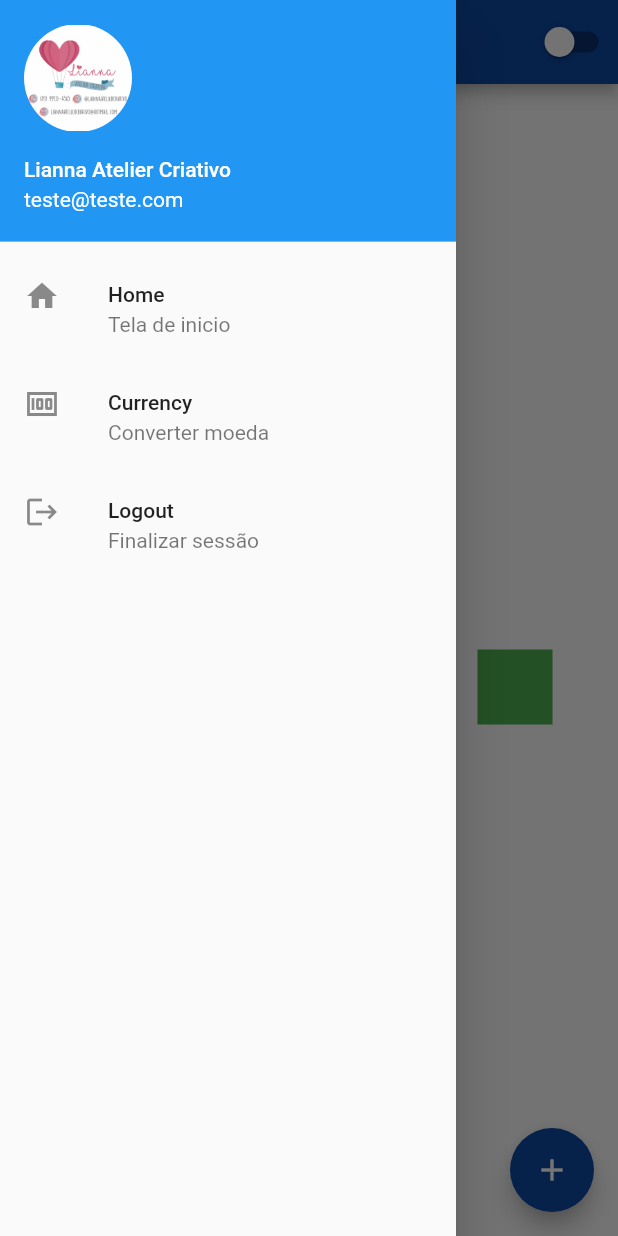
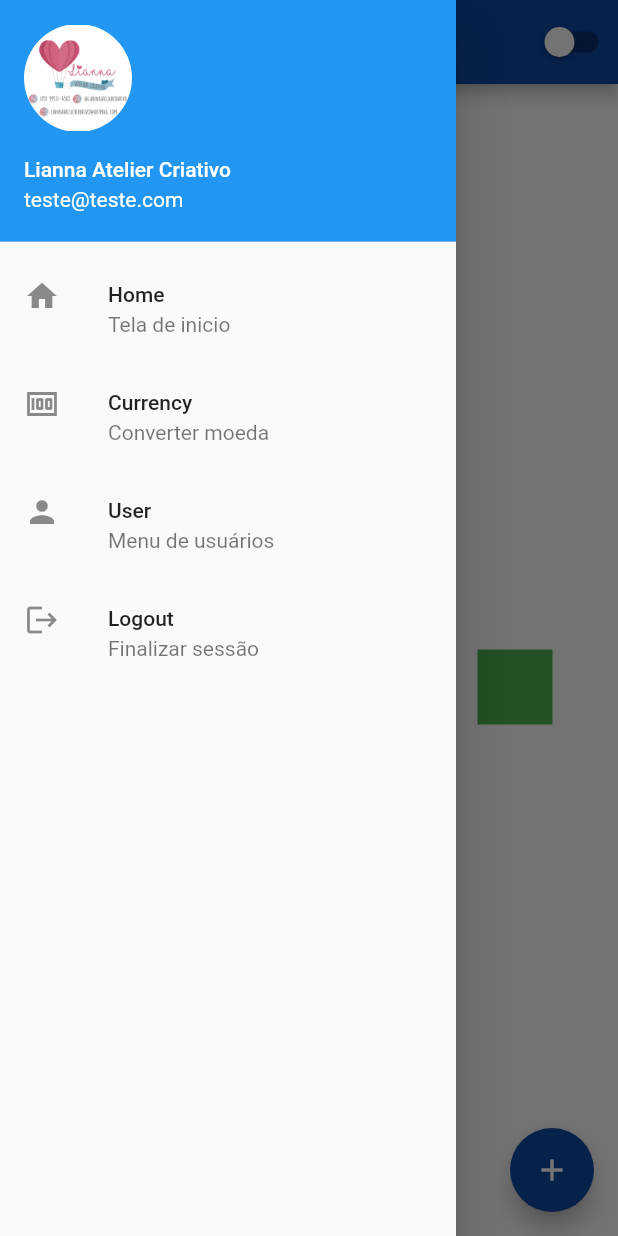
Before and after one commit to L30NARDO/project_x, a Flutter app: the HomeView screen opened by its route, with the side drawer open, on a phone screen of 412 x 824 dp. Run offline on Flutter 3.47's test engine with Material 2 defaults, Android fonts, the phone set to English and light mode, and no system bars.

Commit message:
Create CRUD users  with fake API
Crud is done

```diff
--- a/lib/app/controllers/currency_controller.dart
+++ b/lib/app/controllers/currency_controller.dart
@@ -17,7 +17,7 @@ class CurrencyController {
     fromCurrency = currencies[1];
   }
 
-  void set setToCurrency(CurrencyModel toCurrency) {
+  set setToCurrency(CurrencyModel toCurrency) {
     this.toCurrency = toCurrency;
   }
 
--- /dev/null
+++ b/lib/app/controllers/user_controller.dart
@@ -0,0 +1,59 @@
+import 'dart:math';
+
+import 'package:flutter/cupertino.dart';
+import 'package:project_x/app/data/dummy_users.dart';
+import 'package:project_x/app/models/user_model.dart';
+
+class Users with ChangeNotifier {
+  final Map<String, User> _items = {...DUMMY_USERS};
+
+  List<User> get all {
+    return [..._items.values];
+  }
+
+  int get count {
+    return _items.length;
+  }
+
+  User byIndex(int i) {
+    return _items.values.elementAt(i);
+  }
+
+  void put(User user) {
+    if (user == null) {
+      return;
+    }
+    if (user.id.isNotEmpty && //atualizar
+        user.id.trim().isNotEmpty &&
+        _items.containsKey(user.id)) {
+      _items.update(
+          user.id,
+          (_) => User(
+                id: user.id,
+                name: user.name,
+                email: user.email,
+                avatarUrl: user.avatarUrl,
+              ));
+    } else {
+      //adicionar
+      final id = Random().nextDouble().toString();
+      _items.putIfAbsent(
+          id,
+          () => User(
+                id: id,
+                name: user.name,
+                email: user.email,
+                avatarUrl: user.avatarUrl,
+              ));
+    }
+
+    notifyListeners();
+  }
+
+  void remove(User user) {
+    if (user != null && user.id.isNotEmpty) {
+      _items.remove(user.id);
+    }
+    notifyListeners();
+  }
+}
--- /dev/null
+++ b/lib/app/data/dummy_users.dart
@@ -0,0 +1,22 @@
+import 'package:project_x/app/models/user_model.dart';
+
+const DUMMY_USERS = {
+  '1': const User(
+      id: '1',
+      name: "Leonardo Souza",
+      email: 'Teste@teste.com',
+      avatarUrl:
+          'https://cdn.pixabay.com/photo/2014/11/29/19/33/bald-eagle-550804_960_720.jpg'),
+  '2': const User(
+      id: '2',
+      name: "Lianna Souza",
+      email: 'lianna@teste.com',
+      avatarUrl:
+          'https://cdn.pixabay.com/photo/2017/04/05/10/45/girl-2204622_960_720.jpg'),
+  '3': const User(
+      id: '3',
+      name: "Maria Souza",
+      email: 'maria@teste.com',
+      avatarUrl:
+          'https://cdn.pixabay.com/photo/2015/09/02/12/58/woman-918788_960_720.jpg'),
+};
--- /dev/null
+++ b/lib/app/models/user_model.dart
@@ -0,0 +1,12 @@
+class User {
+  final String id;
+  final String name;
+  final String email;
+  final String avatarUrl;
+
+  const User(
+      {required this.id,
+      required this.name,
+      required this.email,
+      required this.avatarUrl});
+}
--- a/lib/app/views/currency_view.dart
+++ b/lib/app/views/currency_view.dart
@@ -1,7 +1,7 @@
 import 'package:flutter/material.dart';
 import 'package:project_x/app/controllers/currency_controller.dart';
 import 'package:project_x/app/models/currency_model.dart';
-import 'package:project_x/app/utils/currency_box.dart';
+import 'package:project_x/app/components/currency_box.dart';
 
 class CurrencyView extends StatefulWidget {
   @override
--- a/lib/app/views/home_view.dart
+++ b/lib/app/views/home_view.dart
@@ -1,5 +1,6 @@
 import 'package:flutter/material.dart';
 import 'package:project_x/app/controllers/app_controller.dart';
+import 'package:http/http.dart' as http;
 
 class HomeView extends StatefulWidget {
   @override
@@ -36,6 +37,14 @@ class HomeViewState extends State<HomeView> {
               subtitle: Text('Converter moeda'),
               onTap: () {
                 Navigator.of(context).pushNamed('/currency');
+              },
+            ),
+            ListTile(
+              leading: Icon(Icons.person),
+              title: Text('User'),
+              subtitle: Text('Menu de usuários'),
+              onTap: () {
+                Navigator.of(context).pushNamed('/userlist');
               },
             ),
             ListTile(
@@ -110,3 +119,9 @@ class CustomSwitcher extends StatelessWidget {
     );
   }
 }
+
+fatch() {
+  var url = Uri.parse('https://jsonplaceholder.typicode.com/todos/1');
+
+  http.get(url);
+}
--- a/pubspec.yaml
+++ b/pubspec.yaml
@@ -23,6 +23,9 @@ environment:
 dependencies:
   flutter:
     sdk: flutter
+  http: ^0.13.3
+  provider:
+
 
 
   # The following adds the Cupertino Icons font to your application.
@@ -32,6 +35,7 @@ dependencies:
 dev_dependencies:
   flutter_test:
     sdk: flutter
+
 
 # For information on the generic Dart part of this file, see the
 # following page: https://dart.dev/tools/pub/pubspec
```
Also changed, not shown: lib/app/components/user_tile.dart (added, +69 -0 lines), lib/app/models/currency_model.dart (+5 -5 lines), lib/app/views/app_widget.dart (+11 -2 lines), lib/app/views/user_form.dart (added, +79 -0 lines), lib/app/views/user_list_view.dart (added, +32 -0 lines), lib/app/components/currency_box.dart (renamed from lib/app/utils/currency_box.dart), pubspec.lock.
